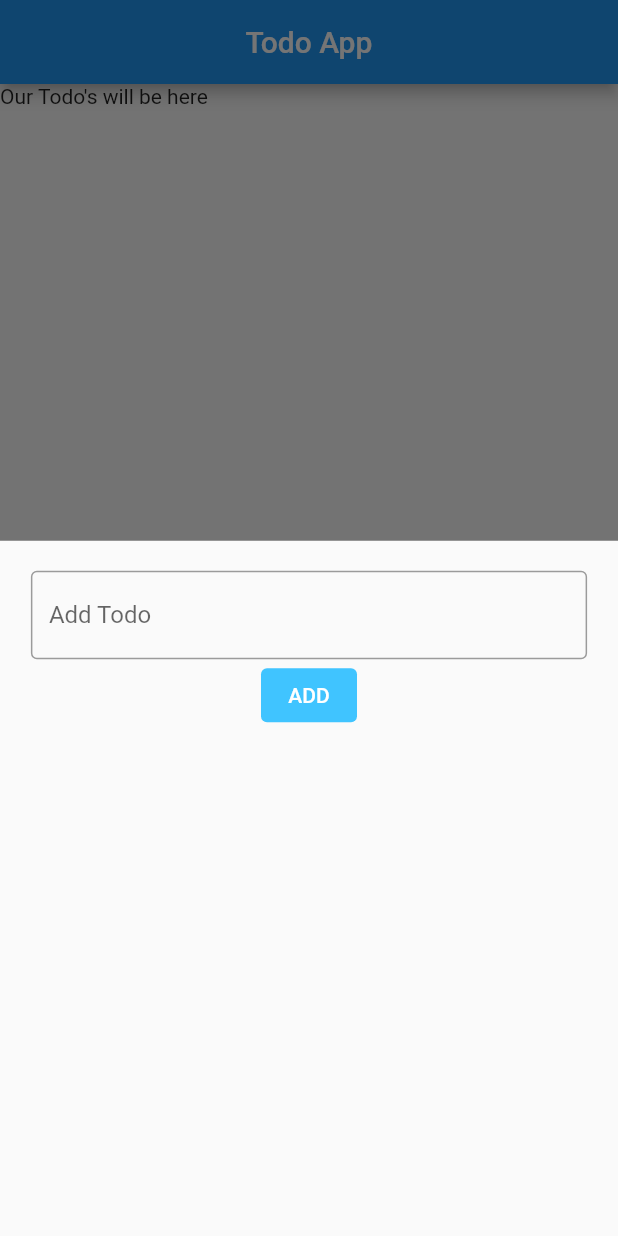
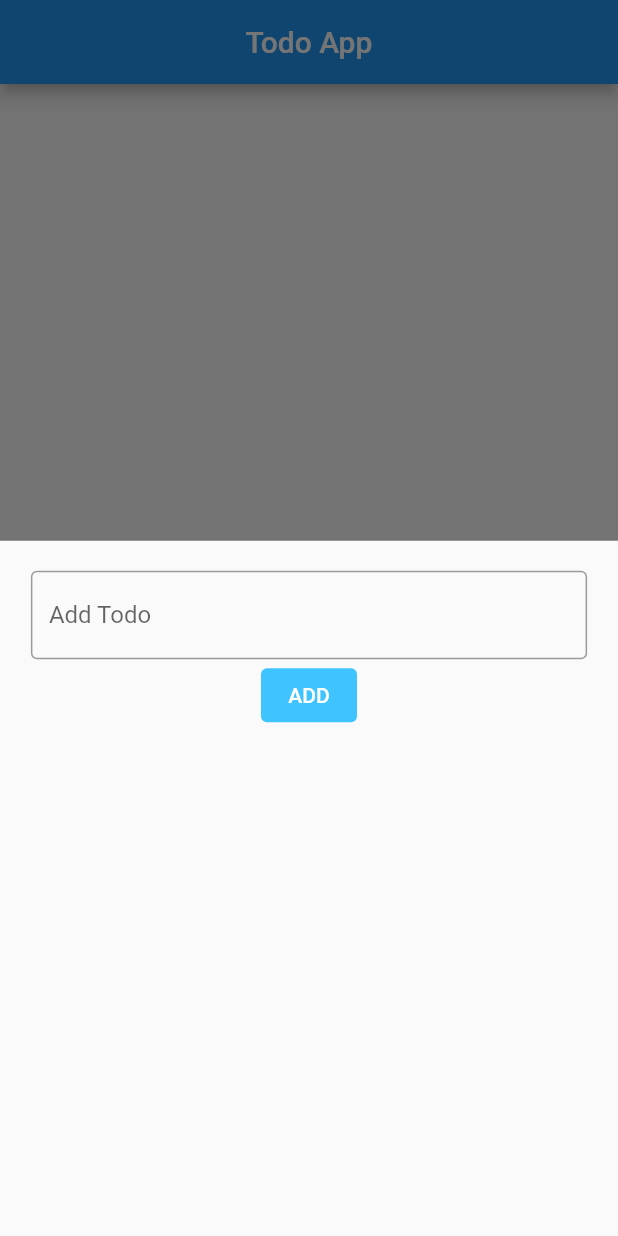
Before and after one commit to xSteints/TodoApp, a Flutter app: the screen it shows after launch, after a tap on the "add" icon, on a phone screen of 412 x 824 dp. Run offline on Flutter 3.47's test engine with Material 2 defaults, Android fonts, the phone set to English and light mode, and no system bars; our stand-ins replace cloud_firestore, firebase_core; accounts and stored records are empty.

Commit message:
todo list

```diff
--- a/lib/main.dart
+++ b/lib/main.dart
@@ -32,9 +32,12 @@ class MyHomePage extends StatelessWidget {
     return Scaffold(
       bottomNavigationBar: FloatingActionButton(
         onPressed: () {
+          // When the User clicks on the button, display a BottomSheet
           showModalBottomSheet(
             context: context,
-            builder: showBottomSheet,
+            builder: (context) {
+              return showBottomSheet(context, false, null);
+            },
           );
         },
         child: const Icon(Icons.add),
@@ -43,42 +46,94 @@ class MyHomePage extends StatelessWidget {
         title: const Text('Todo App'),
         centerTitle: true,
       ),
-      body: Text("Our Todo's will be here"),
+      body: StreamBuilder(
+        // Reading Items form our Database Using the StreamBuilder widget
+        stream: db.collection('todos').snapshots(),
+        builder: (BuildContext context, AsyncSnapshot snapshot) {
+          if (!snapshot.hasData) {
+            return const Center(
+              child: CircularProgressIndicator(),
+            );
+          }
+          return ListView.builder(
+            itemCount: snapshot.data?.docs.length,
+            itemBuilder: (context, int index) {
+              DocumentSnapshot documentSnapshot = snapshot.data.docs[index];
+              return ListTile(
+                title: Text(documentSnapshot['todo']),
+                onTap: () {
+                  // Here We Will Add The Update Feature and passed the value 'true' to the is update
+                  // feature.
+                  showModalBottomSheet(
+                    context: context,
+                    builder: (BuildContext context) {
+                      return showBottomSheet(context, true, documentSnapshot);
+                    },
+                  );
+                },
+                trailing: IconButton(
+                  icon: const Icon(
+                    Icons.delete_outline,
+                  ),
+                  onPressed: () {
+                    // Here We Will Add The Delete Feature
+                    db.collection('todos').doc(documentSnapshot.id).delete();
+                  },
+                ),
+              );
+            },
+          );
+        },
+      ),
     );
   }
 }
 
-Widget showBottomSheet(BuildContext context) {
+showBottomSheet(
+    BuildContext context, bool isUpdate, DocumentSnapshot? documentSnapshot) {
+  // Added the isUpdate argument to check if our item has been updated
   return Padding(
     padding: const EdgeInsets.only(top: 20),
     child: Column(
-      // mainAxisAlignment: MainAxisAlignment.center,
       children: [
         SizedBox(
           width: MediaQuery.of(context).size.width * 0.9,
           child: TextField(
-            decoration: const InputDecoration(
-              border: OutlineInputBorder(),
-              labelText: 'Add Todo',
+            decoration: InputDecoration(
+              border: const OutlineInputBorder(),
+              // Used a ternary operator to check if isUpdate is true then display
+              // Update Todo.
+              labelText: isUpdate ? 'Update Todo' : 'Add Todo',
               hintText: 'Enter An Item',
             ),
             onChanged: (String _val) {
+              // Storing the value of the text entered in the variable value.
               value = _val;
             },
           ),
         ),
         TextButton(
             style: ButtonStyle(
-                backgroundColor:
-                    MaterialStateProperty.all(Colors.lightBlueAccent)),
+              backgroundColor:
+                  MaterialStateProperty.all(Colors.lightBlueAccent),
+            ),
             onPressed: () {
-              db.collection('todos').add({'todo': value});
+              // Check to see if isUpdate is true then update the value else add the value
+              if (isUpdate) {
+                db.collection('todos').doc(documentSnapshot?.id).update({
+                  'todo': value,
+                });
+              } else {
+                db.collection('todos').add({'todo': value});
+              }
               Navigator.pop(context);
             },
-            child: const Text(
-              'ADD',
-              style: TextStyle(color: Colors.white),
-            ))
+            child: isUpdate
+                ? const Text(
+                    'UPDATE',
+                    style: TextStyle(color: Colors.white),
+                  )
+                : const Text('ADD', style: TextStyle(color: Colors.white))),
       ],
     ),
   );
```
